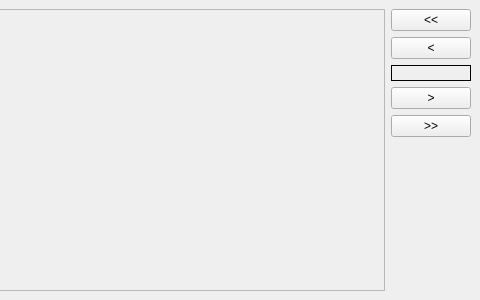
First picture: the form in Sqliteman/sqliteman/sqlitemview.ui, repository shadybarham/sqliteman, before the edit; both pictures show x 595 to 1075 and y 0 to 300 of the 1075 by 300 pixel window.
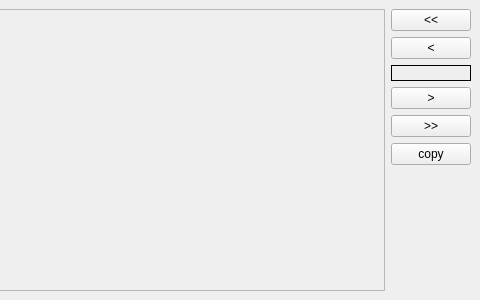
Second picture: the form after the edit.

Diff of the .ui file:
```diff
--- a/Sqliteman/sqliteman/sqlitemview.ui
+++ b/Sqliteman/sqliteman/sqlitemview.ui
@@ -35,7 +35,7 @@
    <property name="spacing">
     <number>6</number>
    </property>
-   <item row="0" column="0" rowspan="6">
+   <item row="0" column="0" rowspan="7">
     <widget class="QScrollArea" name="scrollWidget">
      <property name="widgetResizable">
       <bool>true</bool>
@@ -82,7 +82,7 @@
      </property>
     </widget>
    </item>
-   <item row="5" column="1">
+   <item row="6" column="1">
     <spacer>
      <property name="orientation">
       <enum>Qt::Vertical</enum>
@@ -102,6 +102,16 @@
      </property>
     </widget>
    </item>
+   <item row="5" column="1">
+    <widget class="QPushButton" name="copyButton">
+     <property name="toolTip">
+      <string>Duplicate record</string>
+     </property>
+     <property name="text">
+      <string>copy</string>
+     </property>
+    </widget>
+   </item>
   </layout>
  </widget>
  <resources/>
```
